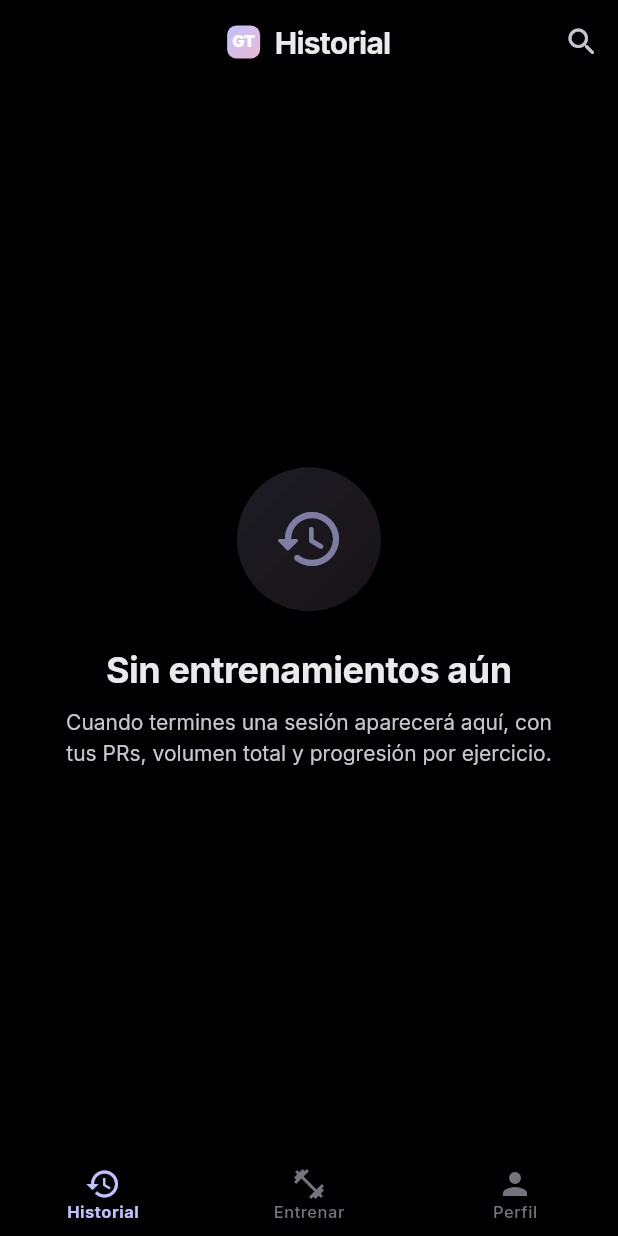
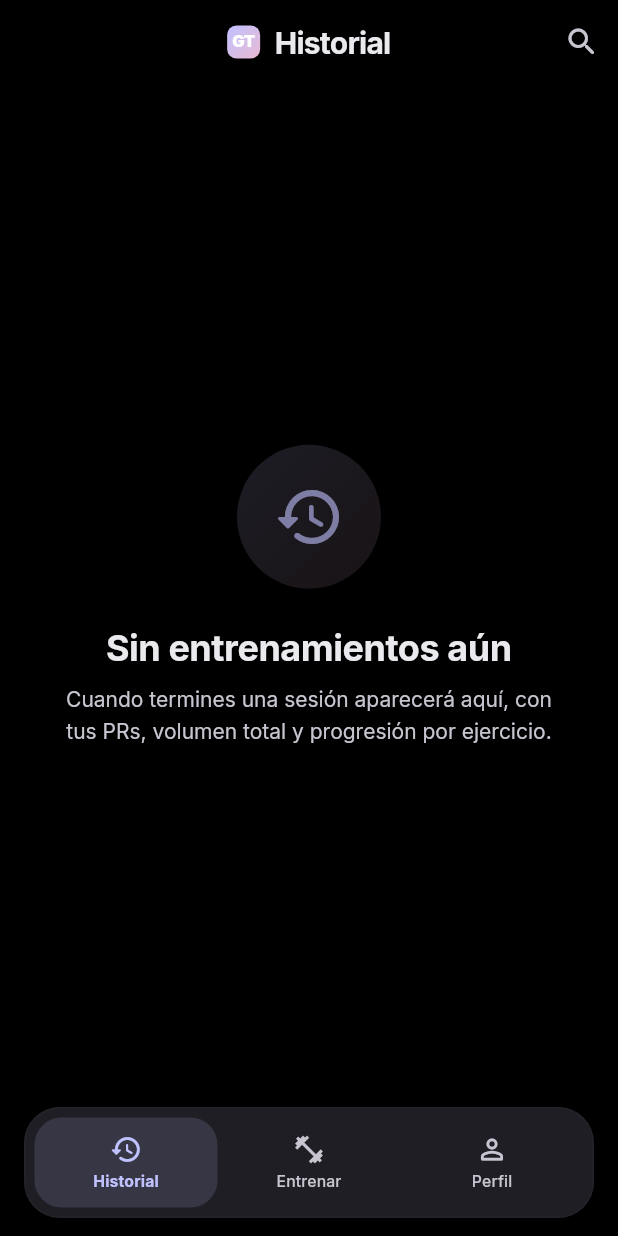
Before and after one commit to yeerayyy06/GymApp, a Flutter app: the HistoryScreen screen opened by its route, on a phone screen of 412 x 824 dp. Run offline on Flutter 3.47's test engine with Material 3 defaults, Android fonts, the phone set to English and light mode, and no system bars; our stand-ins replace confetti, drift, fl_chart, flutter_riverpod, flutter_staggered_animations, go_router and 5 more; missing offline and left inert: dart:js_interop, dart:ui_web, file_saver; accounts and stored records are empty; generated files the repository leaves out were written again.

Commit message:
feat: rediseño estético — nav flotante, splash con logo, count-up
Barra de navegación flotante (pill)
- main_layout.dart: BottomNavigationBar → _FloatingNavBar custom
- Contenedor flotante con margen 16/12, surfaceContainerHigh,
  borde sutil, sombra (blur 24, offset 0,8) y esquinas 24
- Cada item: AnimatedContainer 240ms easeOutCubic; al
  seleccionar muestra pill con primary alpha 0.15, icono filled
  + label primary w700; sin seleccionar outline + onSurfaceVariant
- Iconos outline/filled por estado (history, fitness_center, person)

Splash rediseñado (web/index.html)
- Monograma "GT" 64px con gradiente primary→tertiary y sombra
- 3 anillos concéntricos pulsantes (animación pulse 2.2s escalonada)
- Wordmark "Gym Tracker" + tagline "CARGANDO" uppercase tracked
- Mantiene fade-out en flutter-first-frame y manejo de errores

Count-up animation
- shared/widgets/animated_count.dart (AnimatedCount con
  TweenAnimationBuilder 0→value)
- BentoTile acepta valueWidget opcional + expone
  valueTextStyle(context) estático para que coincida
- StreakCard: racha y sesiones del mes ahora hacen count-up al
  entrar a Perfil

Icono brand
- shared/widgets/dumbbell_icon.dart: mancuerna dibujada con
  CustomPaint (barra + 2 discos por lado, rotada -0.5 rad)

Fixes
- BentoTile: corregido bug de campo "widget.compact" mal
  renombrado por un replace anterior
- widget_test actualizado: override de sharedPreferences +
  onboarding completado, verifica las 3 pestañas de la nav

```diff
--- a/lib/shared/main_layout.dart
+++ b/lib/shared/main_layout.dart
@@ -17,24 +17,123 @@ class MainLayout extends StatelessWidget {
   Widget build(BuildContext context) {
     return Scaffold(
       body: navigationShell,
-      bottomNavigationBar: BottomNavigationBar(
+      bottomNavigationBar: _FloatingNavBar(
         currentIndex: navigationShell.currentIndex,
         onTap: _onTap,
-        items: const [
-          BottomNavigationBarItem(
-            icon: Icon(Icons.history),
-            label: 'Historial',
-          ),
-          BottomNavigationBarItem(
-            icon: Icon(Icons.fitness_center),
-            label: 'Entrenar',
-          ),
-          BottomNavigationBarItem(
-            icon: Icon(Icons.person),
-            label: 'Perfil',
-          ),
-        ],
       ),
     );
   }
 }
+
+class _NavItemData {
+  const _NavItemData(this.icon, this.activeIcon, this.label);
+  final IconData icon;
+  final IconData activeIcon;
+  final String label;
+}
+
+const _items = <_NavItemData>[
+  _NavItemData(Icons.history_outlined, Icons.history_rounded, 'Historial'),
+  _NavItemData(
+      Icons.fitness_center_outlined, Icons.fitness_center_rounded, 'Entrenar'),
+  _NavItemData(Icons.person_outline_rounded, Icons.person_rounded, 'Perfil'),
+];
+
+class _FloatingNavBar extends StatelessWidget {
+  const _FloatingNavBar({required this.currentIndex, required this.onTap});
+
+  final int currentIndex;
+  final ValueChanged<int> onTap;
+
+  @override
+  Widget build(BuildContext context) {
+    final scheme = Theme.of(context).colorScheme;
+    return SafeArea(
+      top: false,
+      child: Padding(
+        padding: const EdgeInsets.fromLTRB(16, 0, 16, 12),
+        child: Container(
+          padding: const EdgeInsets.symmetric(horizontal: 6, vertical: 6),
+          decoration: BoxDecoration(
+            color: scheme.surfaceContainerHigh,
+            borderRadius: BorderRadius.circular(24),
+            border: Border.all(
+              color: scheme.outlineVariant.withValues(alpha: 0.4),
+            ),
+            boxShadow: [
+              BoxShadow(
+                color: Colors.black.withValues(alpha: 0.35),
+                blurRadius: 24,
+                offset: const Offset(0, 8),
+              ),
+            ],
+          ),
+          child: Row(
+            children: [
+              for (var i = 0; i < _items.length; i++)
+                Expanded(
+                  child: _NavItem(
+                    data: _items[i],
+                    selected: i == currentIndex,
+                    onTap: () => onTap(i),
+                  ),
+                ),
+            ],
+          ),
+        ),
+      ),
+    );
+  }
+}
+
+class _NavItem extends StatelessWidget {
+  const _NavItem({
+    required this.data,
+    required this.selected,
+    required this.onTap,
+  });
+
+  final _NavItemData data;
+  final bool selected;
+  final VoidCallback onTap;
+
+  @override
+  Widget build(BuildContext context) {
+    final scheme = Theme.of(context).colorScheme;
+    return GestureDetector(
+      behavior: HitTestBehavior.opaque,
+      onTap: onTap,
+      child: AnimatedContainer(
+        duration: const Duration(milliseconds: 240),
+        curve: Curves.easeOutCubic,
+        padding: const EdgeInsets.symmetric(vertical: 10),
+        decoration: BoxDecoration(
+          color: selected
+              ? scheme.primary.withValues(alpha: 0.15)
+              : Colors.transparent,
+          borderRadius: BorderRadius.circular(18),
+        ),
+        child: Column(
+          mainAxisSize: MainAxisSize.min,
+          children: [
+            Icon(
+              selected ? data.activeIcon : data.icon,
+              size: 22,
+              color: selected ? scheme.primary : scheme.onSurfaceVariant,
+            ),
+            const SizedBox(height: 3),
+            Text(
+              data.label,
+              style: TextStyle(
+                fontSize: 10.5,
+                fontWeight: selected ? FontWeight.w700 : FontWeight.w500,
+                color: selected ? scheme.primary : scheme.onSurfaceVariant,
+                letterSpacing: 0.1,
+              ),
+            ),
+          ],
+        ),
+      ),
+    );
+  }
+}
```
Also changed, not shown: lib/features/profile/widgets/streak_card.dart (+15 -0 lines), lib/shared/widgets/bento_tile.dart (+38 -17 lines), lib/shared/widgets/dumbbell_icon.dart (added, +80 -0 lines), 2 other files.
